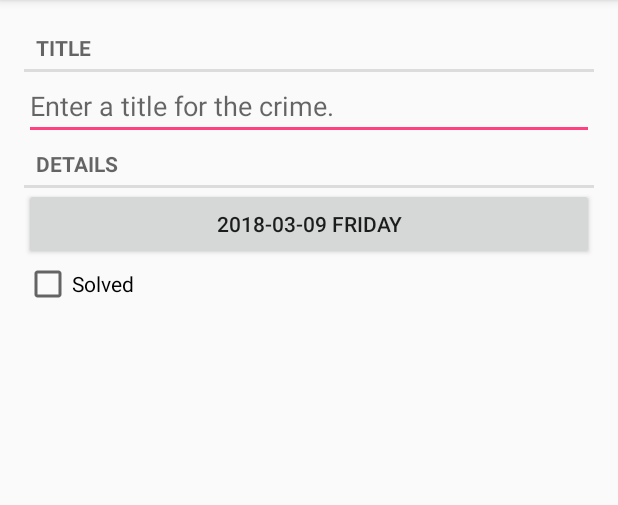
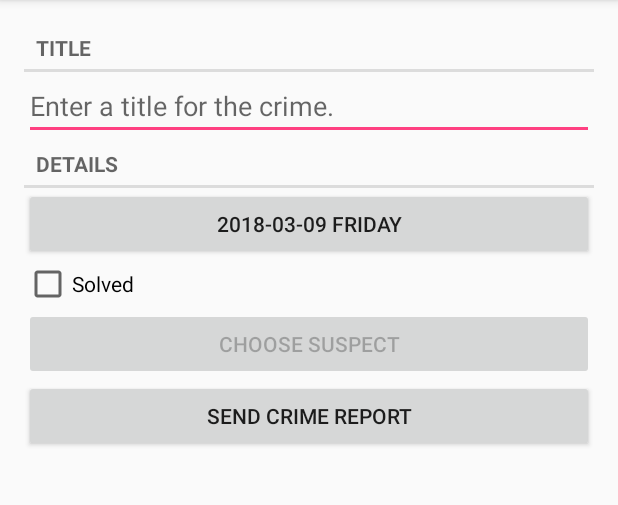
Before and after one commit to PPJLiuJie/ReadingNotesOfAndroidProgramming, an Android app: the screen it shows after launch (CrimePagerActivity), after a tap on "New Crime", on a phone screen of 412 x 824 dp, the part 84-589 px from its top. Run offline under Robolectric (Android 15) with nearby library versions, the phone set to English and light mode, and no system bars.

Commit message:
第十五章完成

```diff
--- a/CriminalIntent/app/src/main/java/android/me/lj/criminalintent/Crime.java
+++ b/CriminalIntent/app/src/main/java/android/me/lj/criminalintent/Crime.java
@@ -13,6 +13,7 @@
     private String mTitle;
     private Date mDate;
     private boolean mSolved;
+    private String mSuspect;
 
     public Crime() {
         this(UUID.randomUUID());
@@ -50,4 +51,12 @@
     public void setSolved(boolean solved) {
         mSolved = solved;
     }
+
+    public String getSuspect() {
+        return mSuspect;
+    }
+
+    public void setSuspect(String suspect) {
+        mSuspect = suspect;
+    }
 }
--- a/CriminalIntent/app/src/main/java/android/me/lj/criminalintent/CrimeFragment.java
+++ b/CriminalIntent/app/src/main/java/android/me/lj/criminalintent/CrimeFragment.java
@@ -2,8 +2,12 @@
 
 import android.app.Activity;
 import android.content.Intent;
+import android.content.pm.PackageManager;
+import android.database.Cursor;
 import android.me.lj.criminalintent.utils.DateFormatUtil;
+import android.net.Uri;
 import android.os.Bundle;
+import android.provider.ContactsContract;
 import android.support.annotation.Nullable;
 import android.support.v4.app.Fragment;
 import android.support.v4.app.FragmentManager;
@@ -33,11 +37,14 @@
     private EditText mTitleField;
     private Button mDateButton;
     private CheckBox mSolvedCheckBox;
+    private Button mSuspectButton;
+    private Button mReportButton;
 
     private static final String ARG_CRIME_ID = "crime_id";
     private static final String DIALOG_DATE = "DialogDate";
 
     private static final int REQUEST_DATE = 0;
+    private static final int REQUEST_CONTACT = 1;
 
     public static CrimeFragment newInstance(UUID crimeId) {
 
@@ -161,6 +168,56 @@
             }
         });
 
+
+        final Intent pickContact = new Intent(Intent.ACTION_PICK,
+                ContactsContract.Contacts.CONTENT_URI);
+//        pickContact.addCategory(Intent.CATEGORY_HOME);
+        mSuspectButton = view.findViewById(R.id.crime_suspect);
+        mSuspectButton.setOnClickListener(new View.OnClickListener() {
+            public void onClick(View v) {
+                startActivityForResult(pickContact, REQUEST_CONTACT);
+            }
+        });
+        if (mCrime.getSuspect() != null) {
+            mSuspectButton.setText(mCrime.getSuspect());
+        }
+
+        /**
+         * 有些设备上根本就没有联系人应用。如果操作系统找不到匹配的activity，应用就会崩溃。
+         * 解决办法是首先通过操作系统中的PackageManager类进行自检。
+         *
+         * Android设备上安装了哪些组件以及包括哪些activity， PackageManager类全都知道。
+         * 调用resolveActivity(Intent, int)方法，可以找到匹配给定Intent任务的activity。
+         * flag标志MATCH_DEFAULT_ONLY限定只搜索带CATEGORY_DEFAULT标志的activity。
+         *
+         * 这和startActivity(Intent)方法类似。
+         * 如果搜到目标，它会返回ResolveInfo告诉我们找到了哪个activity。
+         * 如果找不到的话，必须禁用嫌疑人按钮，否则应用就会崩溃。
+         *
+         * 如果想验证过滤器，但手头又没有不带联系人应用的设备，可临时添加额外的类别给intent。
+         * 这个类别没有实际的作用，只是阻止任何联系人应用和你的intent匹配。
+         * 例如，给pickContact添加额外的Category:
+         *      pickContact.addCategory(Intent.CATEGORY_HOME);
+         */
+        PackageManager packageManager = getActivity().getPackageManager();
+        if (packageManager.resolveActivity(pickContact,
+                PackageManager.MATCH_DEFAULT_ONLY) == null) {
+            mSuspectButton.setEnabled(false);
+        }
+
+        mReportButton = view.findViewById(R.id.crime_report);
+        mReportButton.setOnClickListener(new OnClickListener() {
+            @Override
+            public void onClick(View v) {
+                Intent intent = new Intent(Intent.ACTION_SEND);
+                intent.setType("text/plain");
+                intent.putExtra(Intent.EXTRA_TEXT, getCrimeReport());
+                intent.putExtra(Intent.EXTRA_SUBJECT, getString(R.string.crime_report_subject));
+                intent = Intent.createChooser(intent, getString(R.string.send_report));
+                startActivity(intent);
+            }
+        });
+
         return view;
     }
 
@@ -176,10 +233,63 @@
             Date date = (Date) data.getSerializableExtra(DatePickerFragment.EXTRA_DATE);
             mCrime.setDate(date);
             updateDate();
+
+        } else if (requestCode == REQUEST_CONTACT && data != null) {
+
+            /**
+             * 创建一条查询语句，要求返回全部联系人的名字。
+             * 然后查询联系人数据库，获得一个可用的Cursor。
+             * 因为已经知道Cursor只包含一条记录，所以将Cursor移动到第一条记录并获取它的字符串形式。该字符串即为嫌疑人的姓名。
+             * 然后，使用它设置Crime嫌疑人，并显示在CHOOSE SUSPECT按钮上。
+             */
+
+            Uri contactUri = data.getData();
+
+            String[] queryFields = new String[]{
+                    ContactsContract.Contacts.DISPLAY_NAME
+            };
+
+            Cursor c = getActivity().getContentResolver()
+                    .query(contactUri, queryFields, null, null, null);
+            try {
+                if (c.getCount() == 0) {
+                    return;
+                }
+                c.moveToFirst();
+                String suspect = c.getString(0);
+                mCrime.setSuspect(suspect);
+                mSuspectButton.setText(suspect);
+            } finally {
+                c.close();
+            }
         }
     }
 
     private void updateDate() {
         mDateButton.setText(DateFormatUtil.format(mCrime.getDate()));
     }
+
+    private String getCrimeReport() {
+
+        String solvedString = null;
+        if (mCrime.isSolved()) {
+            solvedString = getString(R.string.crime_report_solved);
+        } else {
+            solvedString = getString(R.string.crime_report_unsolved);
+        }
+
+        String dateString = DateFormatUtil.format(mCrime.getDate());
+
+        String suspect = mCrime.getSuspect();
+        if (suspect == null) {
+            suspect = getString(R.string.crime_report_no_suspect);
+        } else {
+            suspect = getString(R.string.crime_report_suspect, suspect);
+        }
+
+        String report = getString(R.string.crime_report,
+                mCrime.getTitle(), dateString, solvedString, suspect);
+
+        return report;
+    }
 }
--- a/CriminalIntent/app/src/main/java/android/me/lj/criminalintent/CrimeLab.java
+++ b/CriminalIntent/app/src/main/java/android/me/lj/criminalintent/CrimeLab.java
@@ -137,6 +137,7 @@
         values.put(CrimeTable.Cols.TITLE, crime.getTitle());
         values.put(CrimeTable.Cols.DATE, crime.getDate().getTime());
         values.put(CrimeTable.Cols.SOLVED, crime.isSolved() ? 1 : 0);
+        values.put(CrimeTable.Cols.SUSPECT, crime.getSuspect());
 
         return values;
     }
--- a/CriminalIntent/app/src/main/java/android/me/lj/criminalintent/database/CrimeBaseHelper.java
+++ b/CriminalIntent/app/src/main/java/android/me/lj/criminalintent/database/CrimeBaseHelper.java
@@ -33,7 +33,8 @@
                 CrimeTable.Cols.UUID + ", " +
                 CrimeTable.Cols.TITLE + ", " +
                 CrimeTable.Cols.DATE + ", " +
-                CrimeTable.Cols.SOLVED +
+                CrimeTable.Cols.SOLVED + ", " +
+                CrimeTable.Cols.SUSPECT +
                 ")"
         );
     }
--- a/CriminalIntent/app/src/main/java/android/me/lj/criminalintent/database/CrimeCursorWrapper.java
+++ b/CriminalIntent/app/src/main/java/android/me/lj/criminalintent/database/CrimeCursorWrapper.java
@@ -27,10 +27,14 @@
         String title = getString(getColumnIndex(CrimeTable.Cols.TITLE));
         long date = getLong(getColumnIndex(CrimeTable.Cols.DATE));
         int isSolved = getInt(getColumnIndex(CrimeTable.Cols.SOLVED));
+        String suspect = getString(getColumnIndex(CrimeTable.Cols.SUSPECT));
+
         Crime crime = new Crime(UUID.fromString(uuidString));
         crime.setTitle(title);
         crime.setDate(new Date(date));
         crime.setSolved(isSolved != 0);
+        crime.setSuspect(suspect);
+
         return crime;
     }
 }
--- a/CriminalIntent/app/src/main/java/android/me/lj/criminalintent/database/CrimeDbSchema.java
+++ b/CriminalIntent/app/src/main/java/android/me/lj/criminalintent/database/CrimeDbSchema.java
@@ -21,6 +21,7 @@
             public static final String TITLE = "title";
             public static final String DATE = "date";
             public static final String SOLVED = "solved";
+            public static final String SUSPECT = "suspect";
         }
     }
 
--- a/CriminalIntent/app/src/main/res/layout/fragment_crime.xml
+++ b/CriminalIntent/app/src/main/res/layout/fragment_crime.xml
@@ -2,36 +2,47 @@
 <LinearLayout xmlns:android="http://schemas.android.com/apk/res/android"
     android:layout_width="match_parent"
     android:layout_height="match_parent"
-    android:padding="16dp"
-    android:orientation="vertical">
+    android:orientation="vertical"
+    android:padding="16dp">
 
     <TextView
         style="?android:listSeparatorTextViewStyle"
         android:layout_width="match_parent"
         android:layout_height="wrap_content"
-        android:text="@string/crime_title_label"/>
+        android:text="@string/crime_title_label" />
 
     <EditText
         android:id="@+id/crime_title"
         android:layout_width="match_parent"
         android:layout_height="wrap_content"
-        android:hint="@string/crime_title_hint"/>
+        android:hint="@string/crime_title_hint" />
 
     <TextView
         style="?android:listSeparatorTextViewStyle"
         android:layout_width="match_parent"
         android:layout_height="wrap_content"
-        android:text="@string/crime_details_label"/>
+        android:text="@string/crime_details_label" />
 
     <Button
         android:id="@+id/crime_date"
         android:layout_width="match_parent"
-        android:layout_height="wrap_content"/>
+        android:layout_height="wrap_content" />
 
     <CheckBox
         android:id="@+id/crime_solved"
         android:layout_width="match_parent"
         android:layout_height="wrap_content"
-        android:text="@string/crime_solved_label"/>
+        android:text="@string/crime_solved_label" />
 
+    <Button
+        android:id="@+id/crime_suspect"
+        android:layout_width="match_parent"
+        android:layout_height="wrap_content"
+        android:text="@string/crime_suspect_text" />
+
+    <Button
+        android:id="@+id/crime_report"
+        android:layout_width="match_parent"
+        android:layout_height="wrap_content"
+        android:text="@string/crime_report_text" />
 </LinearLayout>
--- a/CriminalIntent/app/src/main/res/values/strings.xml
+++ b/CriminalIntent/app/src/main/res/values/strings.xml
@@ -14,4 +14,16 @@
         <item quantity="one">%1$d crime</item>
         <item quantity="other">%1$d crimes</item>
     </plurals>
+
+    <string name="crime_suspect_text">Choose Suspect</string>
+    <string name="crime_report_text">Send Crime Report</string>
+    <string name="crime_report">%1$s!
+    The crime was discovered on %2$s. %3$s, and %4$s
+    </string>
+    <string name="crime_report_solved">The case is solved</string>
+    <string name="crime_report_unsolved">The case is not solved</string>
+    <string name="crime_report_no_suspect">there is no suspect.</string>
+    <string name="crime_report_suspect">the suspect is %s.</string>
+    <string name="crime_report_subject">CriminalIntent Crime Report</string>
+    <string name="send_report">Send crime report via</string>
 </resources>
```
